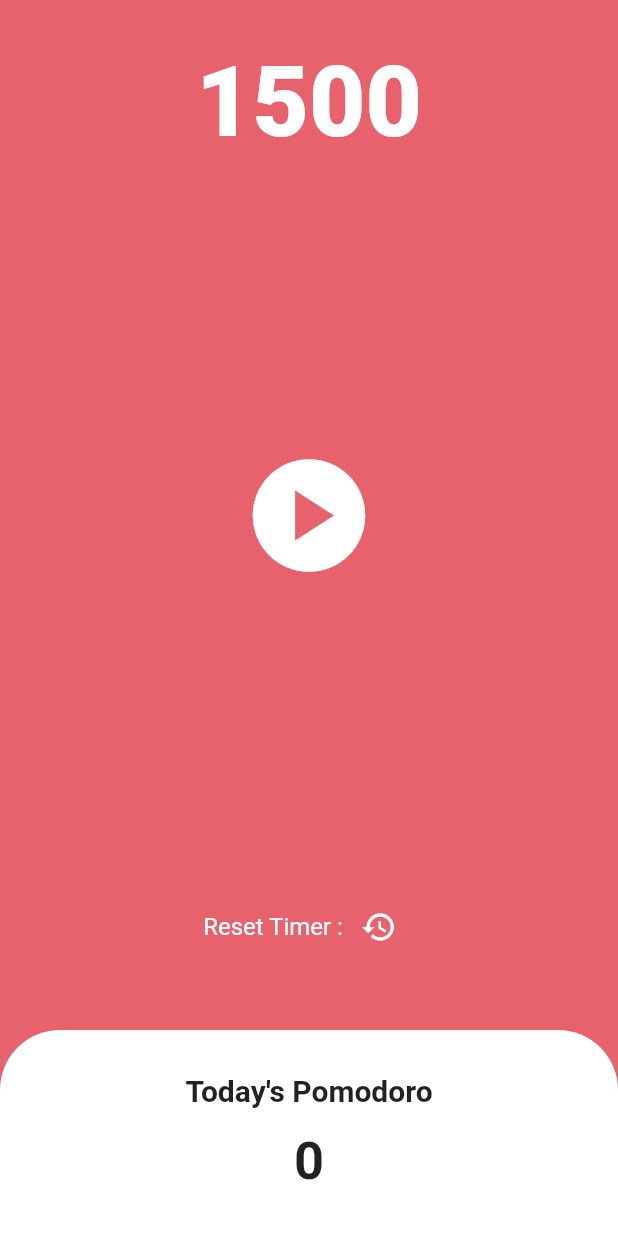
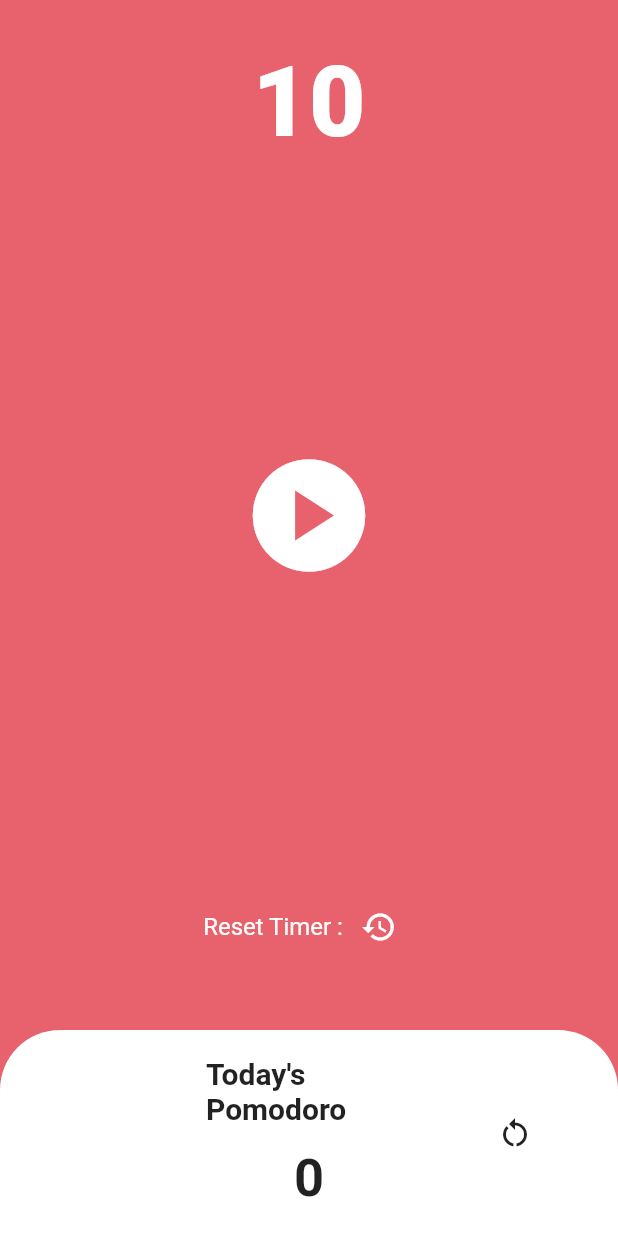
Before and after one commit to hecacho/flutter_pomodoro, a Flutter app: the screen it shows after launch, after a tap on the "play circle" icon, after a tap on the "restore" icon, on a phone screen of 412 x 824 dp. Run offline on Flutter 3.47's test engine with Material 2 defaults, Android fonts, the phone set to English and light mode, and no system bars.

```diff
--- a/lib/main.dart
+++ b/lib/main.dart
@@ -14,8 +14,9 @@ class MyApp extends StatefulWidget {
 
 class _MyAppState extends State<MyApp> {
   //MyApp - property
+  int pomodoroCount = 0;
   bool isPlay = false;
-  int timeLeft = 1500;
+  int timeLeft = 10;
   late Timer timer;
 
   //MyApp - method
@@ -25,9 +26,19 @@ class _MyAppState extends State<MyApp> {
       isPlay = true;
     });
     timer = Timer.periodic(const Duration(seconds: 1), (timer) {
+      if (timeLeft > 1) {
         setState(() {
           timeLeft--;
         });
+      }
+      else{
+        setState(() {
+        pomodoroCount++;
+        isPlay = false;
+        timeLeft = 10;
+        timer.cancel();
+        });
+      }
     });
   }
 
@@ -42,8 +53,19 @@ class _MyAppState extends State<MyApp> {
   //reset your timer time
   void clickResetTimer() {
     setState(() {
+      //reset MyApp's property except 'pomodoroCount'
+      timeLeft = 10;
+      isPlay = false;
+      timer.cancel();
+    });
+  }
+
+  //reset your pomodoro count
+  void clickResetPomodoro() {
+    setState(() {
       //reset MyApp's property
-      timeLeft = 1500;
+      pomodoroCount = 0;
+      timeLeft = 10;
       isPlay = false;
       timer.cancel();
     });
@@ -124,25 +146,37 @@ class _MyAppState extends State<MyApp> {
                     topRight: Radius.circular(40),
                   ),
                 ),
-                child: const Center(
+                child: Row(
+                  mainAxisAlignment: MainAxisAlignment.center,
+                  children: [
+                    Expanded(child: Container()),
+                    Expanded(
                       child: Column(
                         mainAxisAlignment: MainAxisAlignment.center,
                         children: [
-                      Text(
+                          const Text(
                             "Today's Pomodoro",
                             style: TextStyle(
                                 fontSize: 20, fontWeight: FontWeight.w600),
                           ),
-                      SizedBox(
+                          const SizedBox(
                             height: 15,
                           ),
                           Text(
-                        "0",
-                        style: TextStyle(
+                            pomodoroCount.toString(),
+                            style: const TextStyle(
                                 fontSize: 35, fontWeight: FontWeight.w600),
                           ),
                         ],
                       ),
+                    ),
+                    Expanded(
+                      child: IconButton(
+                        onPressed: clickResetPomodoro,
+                        icon: const Icon(Icons.restart_alt),
+                      ),
+                    ),
+                  ],
                 ),
               ),
             )
@@ -152,3 +186,10 @@ class _MyAppState extends State<MyApp> {
     );
   }
 }
+
+
+/*
+To Do
+  - pomodoro time -> 변수 하나로 통합
+  - pomodoro 1회 성공시 배경화면 초록색으로 전환, 휴식시간으로 전환
+*/
```
Lines whose indentation alone changed are shown as unchanged.
